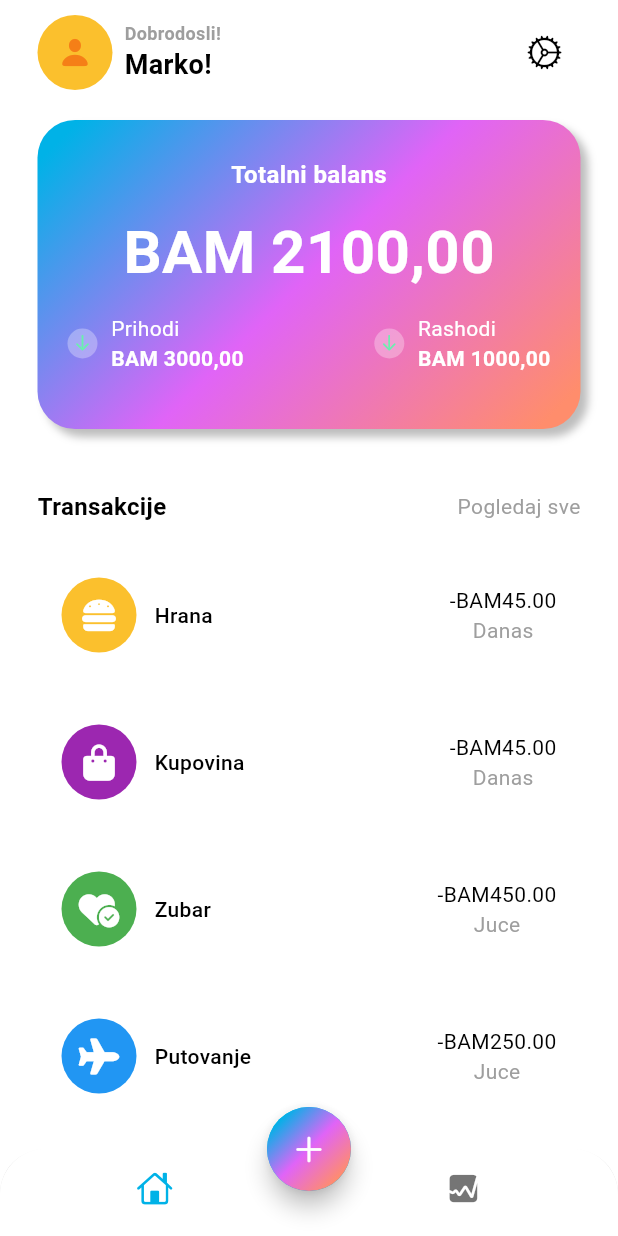
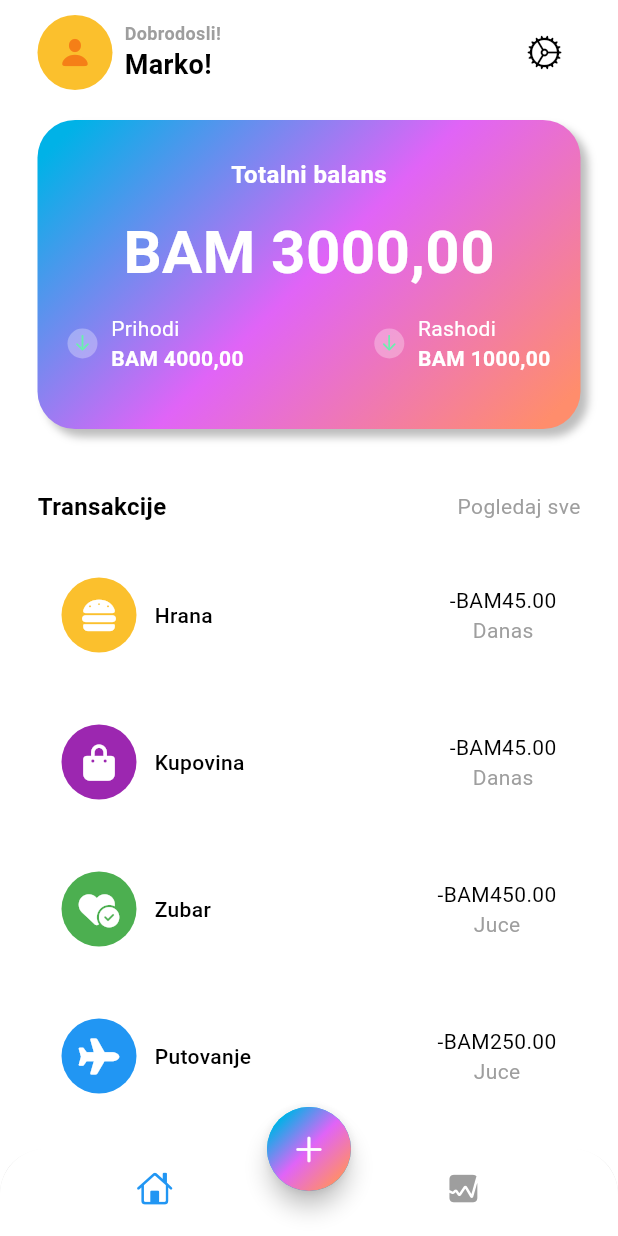
Before and after one commit to MarkoLosic/expensetracker, a Flutter app: the screen it shows after launch, on a phone screen of 412 x 824 dp. Run offline on Flutter 3.47's test engine with Material 3 defaults, Android fonts, the phone set to English and light mode, and no system bars; our stand-ins replace font_awesome_flutter.

Commit message:
Aded new screen on the app and fixed issue with navigation menu

```diff
--- a/lib/home/views/home_screen.dart
+++ b/lib/home/views/home_screen.dart
@@ -12,10 +12,10 @@ class HomeScreen extends StatefulWidget {
 }
 
 class _HomeScreenState extends State<HomeScreen> {
-  var wigetList = const [
-    MainScreen(),
-    StatScreen(),
-  ];
+  int index = 0;
+  late Color selectedItem = Colors.blue;
+  Color unselectedItem = Colors.grey;
+
   @override
   Widget build(BuildContext context) {
     return Scaffold(
@@ -24,17 +24,22 @@ class _HomeScreenState extends State<HomeScreen> {
           borderRadius: const BorderRadius.vertical(top: Radius.circular(30)),
           child: BottomNavigationBar(
               onTap: (value) {
-              print(value);
+                setState(() {
+                  index = value;
+                });
               },
-            backgroundColor: Colors.white,
               showSelectedLabels: false,
               showUnselectedLabels: false,
               elevation: 3,
-            items: const [
+              items: [
                 BottomNavigationBarItem(
-                  icon: Icon(CupertinoIcons.home), label: 'Home'),
+                    icon: Icon(CupertinoIcons.home,
+                        color: index == 0 ? selectedItem : unselectedItem),
+                    label: 'Home'),
                 BottomNavigationBarItem(
-                  icon: Icon(CupertinoIcons.graph_square_fill), label: 'Stats'),
+                    icon: Icon(CupertinoIcons.graph_square_fill,
+                        color: index == 1 ? selectedItem : unselectedItem),
+                    label: 'Stats'),
               ]),
         ),
         floatingActionButtonLocation: FloatingActionButtonLocation.centerDocked,
@@ -56,7 +61,6 @@ class _HomeScreenState extends State<HomeScreen> {
                   )),
               child: const Icon(CupertinoIcons.add),
             )),
-      body: MainScreen(),
-    );
+        body: index == 0 ? const MainScreen() : const StatScreen());
   }
 }
--- a/lib/home/views/main_screen.dart
+++ b/lib/home/views/main_screen.dart
@@ -112,7 +112,7 @@ class MainScreen extends StatelessWidget {
                       height: 12,
                     ),
                     const Text(
-                      'BAM 2100,00',
+                      'BAM 3000,00',
                       style: TextStyle(
                           fontSize: 40,
                           color: Colors.white,
@@ -154,7 +154,7 @@ class MainScreen extends StatelessWidget {
                                         fontWeight: FontWeight.w400),
                                   ),
                                   Text(
-                                    'BAM 3000,00',
+                                    'BAM 4000,00',
                                     style: TextStyle(
                                         fontSize: 14,
                                         color: Colors.white,
```
Also changed, not shown: lib/stats/stats.dart (+13 -1 lines), 1 other file. Lines whose indentation alone changed are shown as unchanged.
